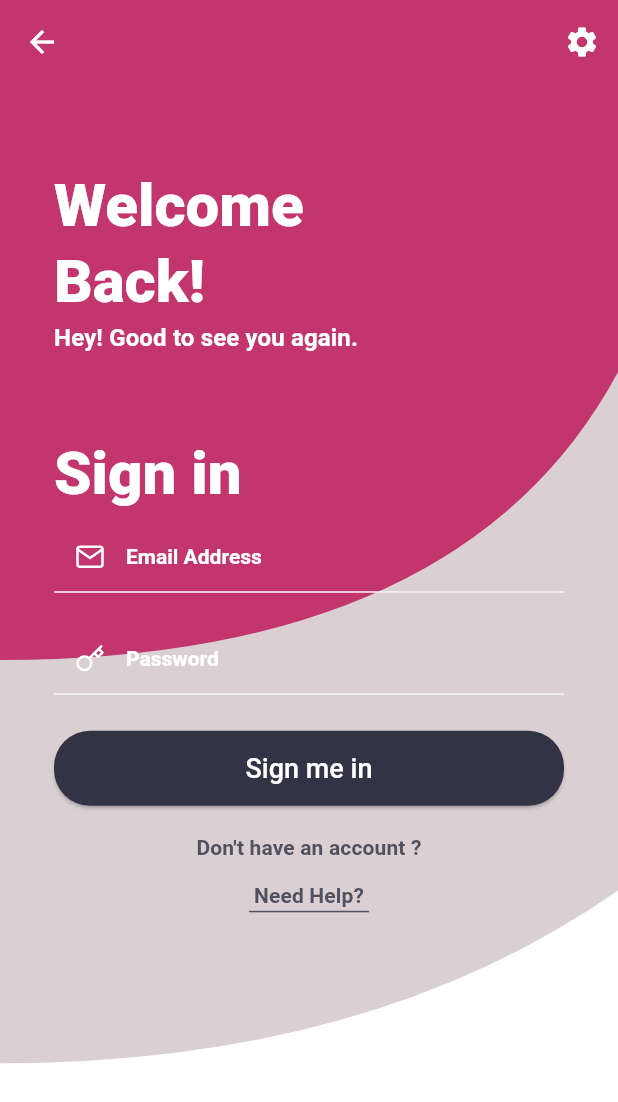
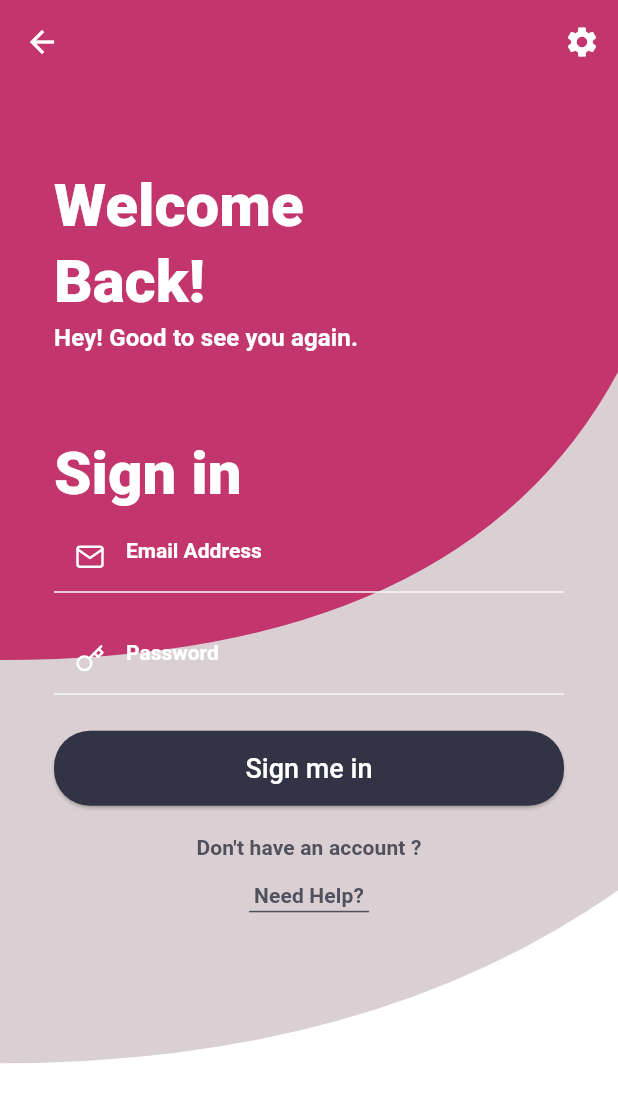
Before and after one commit to david-legend/login_catalog, a Flutter app: the SignUpScreen1 screen opened by its route, after a tap on "Already have an account ?", on a phone screen of 412 x 824 dp. Shown: the top 1102 px of the screen. Run offline on Flutter 3.47's test engine with Material 2 defaults, Android fonts, the phone set to English and light mode, and no system bars; our stand-ins replace auto_route, flutter_feather_icons, google_fonts.

Commit message:
login and signup 1 complete

```diff
--- a/lib/main.dart
+++ b/lib/main.dart
@@ -14,7 +14,7 @@ class MyApp extends StatelessWidget {
 //      initialRoute: Routes.signupScreen1,
       theme: LoginCatalogThemeData.lightThemeData,
       onGenerateRoute: Router().onGenerateRoute,
-      builder: ExtendedNavigator<Router>(router: Router(), initialRoute: Routes.signupScreen1,),
+      builder: ExtendedNavigator<Router>(router: Router(), initialRoute: Routes.loginScreen1,),
     );
   }
 }
--- a/lib/screens/login_design_1/login_screen_1.dart
+++ b/lib/screens/login_design_1/login_screen_1.dart
@@ -9,11 +9,10 @@ import 'package:logincatalog/widgets/custom_text_form_field.dart';
 import 'package:logincatalog/widgets/spaces.dart';
 
 class LoginScreen1 extends StatelessWidget {
+  final heightOfAppBar = 56.0;
+
   @override
   Widget build(BuildContext context) {
-    var textTheme = Theme.of(context).textTheme;
-    var iconTheme = Theme.of(context).iconTheme;
-    var heightOfAppBar = 56.0;
     var heightOfScreen = MediaQuery.of(context).size.height - heightOfAppBar;
 
     return Scaffold(
@@ -56,7 +55,22 @@ class LoginScreen1 extends StatelessWidget {
               children: <Widget>[
                 //10% of the height of screen
                 SizedBox(height: heightOfScreen * 0.075),
-                ListBody(
+                _buildIntroText(context),
+                SpaceH8(),
+                _buildForm(context),
+              ],
+            ),
+          ),
+        ],
+      ),
+    );
+  }
+
+  Widget _buildIntroText(BuildContext context) {
+    var textTheme = Theme.of(context).textTheme;
+    var heightOfScreen = MediaQuery.of(context).size.height - heightOfAppBar;
+
+    return ListBody(
       children: <Widget>[
         Text(
           StringConst.WELCOME,
@@ -91,16 +105,21 @@ class LoginScreen1 extends StatelessWidget {
           ),
         ),
       ],
-                ),
-                SpaceH8(),
-                Container(
-                  child: Column(
+    );
+  }
+
+  Widget _buildForm(BuildContext context) {
+    var textTheme = Theme.of(context).textTheme;
+    var iconTheme = Theme.of(context).iconTheme;
+
+    return Column(
       children: <Widget>[
         CustomTextFormField(
           hasPrefixIcon: true,
           textInputType: TextInputType.emailAddress,
           hintText: StringConst.EMAIL_ADDRESS,
-                        hintTextStyle: Styles.hintTextStyle(color: AppColors.white),
+          hintTextStyle: Styles.customTextStyle(color: AppColors.white),
+          textStyle: Styles.customTextStyle(color: AppColors.white),
           prefixIcon: Icon(
             FeatherIcons.mail,
             color: iconTheme.color,
@@ -111,8 +130,10 @@ class LoginScreen1 extends StatelessWidget {
         CustomTextFormField(
           hasPrefixIcon: true,
           textInputType: TextInputType.text,
-                        hintTextStyle: Styles.hintTextStyle(color: AppColors.white),
+          hintTextStyle: Styles.customTextStyle(color: AppColors.white),
+          textStyle: Styles.customTextStyle(color: AppColors.white),
           hintText: StringConst.PASSWORD,
+          obscured: true,
           prefixIcon: Icon(
             FeatherIcons.key,
             color: iconTheme.color,
@@ -127,7 +148,8 @@ class LoginScreen1 extends StatelessWidget {
         ),
         SpaceH20(),
         InkWell(
-                        onTap: () => Router.navigator.pushReplacementNamed(Routes.signupScreen1),
+          onTap: () =>
+              Router.navigator.pushReplacementNamed(Routes.signupScreen1),
           child: Text(
             StringConst.DONT_HAVE_AN_ACCOUNT,
             textAlign: TextAlign.center,
@@ -153,15 +175,6 @@ class LoginScreen1 extends StatelessWidget {
           color: AppColors.blackShade6,
         )
       ],
-                  ),
-                ),
-
-
-              ],
-            ),
-          ),
-        ],
-      ),
     );
   }
 }
--- a/lib/screens/login_design_1/signup_screen_1.dart
+++ b/lib/screens/login_design_1/signup_screen_1.dart
@@ -112,7 +112,8 @@ class SignUpScreen1 extends StatelessWidget {
           hasPrefixIcon: true,
           textInputType: TextInputType.text,
           hintText: StringConst.NAME,
-          hintTextStyle: Styles.hintTextStyle(),
+          hintTextStyle: Styles.customTextStyle(),
+          textStyle: Styles.customTextStyle(),
           prefixIcon: Icon(
             FeatherIcons.user,
             color: AppColors.blackShade4,
@@ -124,7 +125,8 @@ class SignUpScreen1 extends StatelessWidget {
           hasPrefixIcon: true,
           textInputType: TextInputType.emailAddress,
           hintText: StringConst.EMAIL_ADDRESS,
-          hintTextStyle: Styles.hintTextStyle(),
+          hintTextStyle: Styles.customTextStyle(),
+          textStyle: Styles.customTextStyle(),
           prefixIcon: Icon(
             FeatherIcons.mail,
             color: AppColors.blackShade4,
@@ -136,7 +138,9 @@ class SignUpScreen1 extends StatelessWidget {
           hasPrefixIcon: true,
           textInputType: TextInputType.text,
           hintText: StringConst.PASSWORD,
-          hintTextStyle: Styles.hintTextStyle(),
+          hintTextStyle: Styles.customTextStyle(),
+          textStyle: Styles.customTextStyle(),
+          obscured: true,
           prefixIcon: Icon(
             FeatherIcons.key,
             color: AppColors.blackShade4,
--- a/lib/values/styles.dart
+++ b/lib/values/styles.dart
@@ -3,7 +3,7 @@ part of 'values.dart';
 class Styles {
 
 
-  static TextStyle hintTextStyle({
+  static TextStyle customTextStyle({
     Color color = AppColors.blackShade3,
     FontWeight fontWeight = FontWeight.w600,
     double fontSize = Sizes.TEXT_SIZE_14,
--- a/lib/widgets/custom_text_form_field.dart
+++ b/lib/widgets/custom_text_form_field.dart
@@ -3,7 +3,7 @@ import 'package:flutter/services.dart';
 import 'package:logincatalog/values/values.dart';
 
 class CustomTextFormField extends StatelessWidget {
-  final TextStyle textFormFieldStyle;
+  final TextStyle textStyle;
   final TextStyle hintTextStyle;
   final Widget prefixIcon;
   final String hintText;
@@ -19,7 +19,7 @@ class CustomTextFormField extends StatelessWidget {
 
   CustomTextFormField({
     this.prefixIcon,
-    this.textFormFieldStyle,
+    this.textStyle,
     this.hintTextStyle,
     this.border = Borders.primaryInputBorder,
     this.focusedBorder = Borders.focusedBorder,
@@ -37,7 +37,7 @@ class CustomTextFormField extends StatelessWidget {
   Widget build(BuildContext context) {
     return Container(
       child: TextFormField(
-        style: textFormFieldStyle,
+        style: textStyle,
         keyboardType: textInputType,
         onChanged: onChanged,
         validator: validator,
```
Lines whose indentation alone changed are shown as unchanged.
